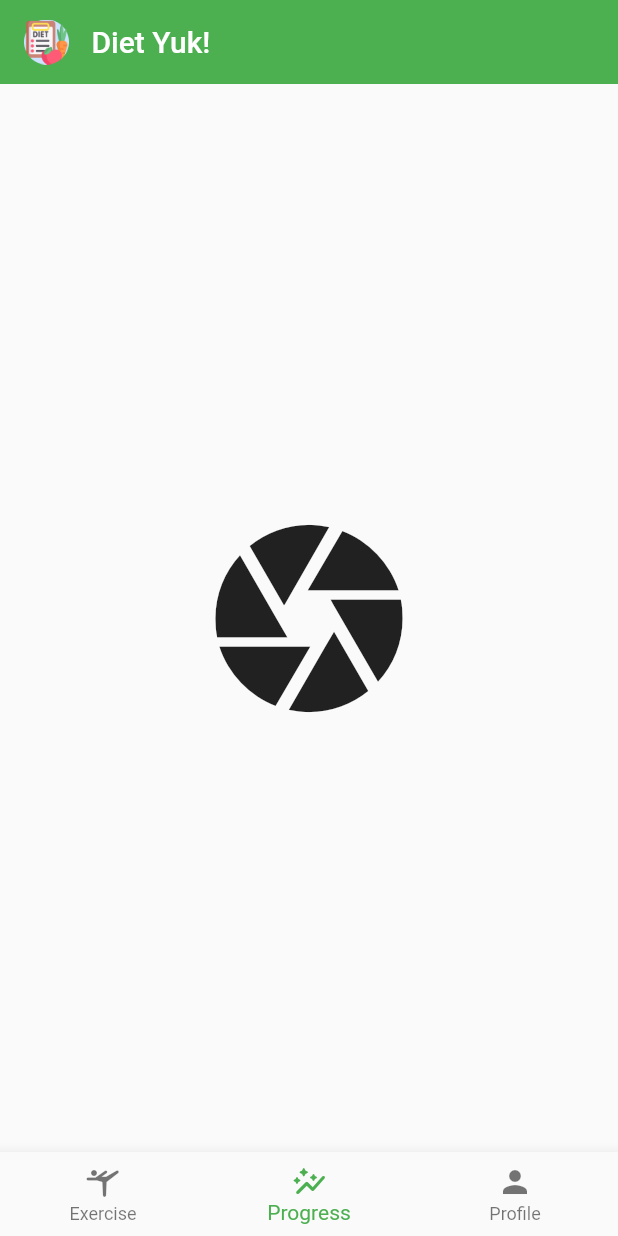
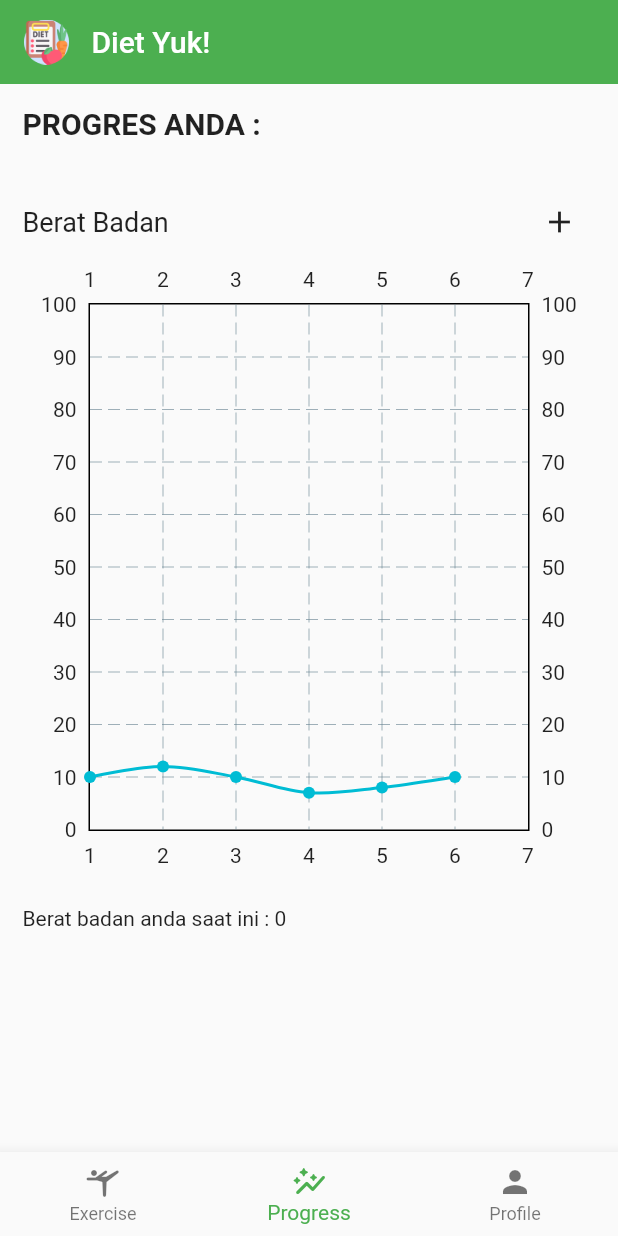
Before and after one commit to wshena/ProyekAkhir-PemMob-DietYuk, a Flutter app: the MainPage screen opened directly, item 2 of the bottom bar chosen, on a phone screen of 412 x 824 dp. Run offline on Flutter 3.47's test engine with Material 2 defaults, Android fonts, the phone set to English and light mode, and no system bars; drawn by our look-alikes of fl_chart; our stand-ins replace getwidget, hive, hive_flutter; missing offline and left inert: footer; accounts and stored records are empty.

Commit message:
tambahan untuk UInya, tp logikanya masih menemukan error

```diff
--- /dev/null
+++ b/lib/pages/doingOlahraga/progressPage.dart
@@ -0,0 +1,137 @@
+// ignore: file_names
+
+import 'package:flutter/material.dart';
+import 'package:fl_chart/fl_chart.dart';
+
+class ProgressPage extends StatefulWidget {
+  const ProgressPage({super.key});
+
+  @override
+  State<ProgressPage> createState() => _ProgressPageState();
+}
+
+List<LineChartBarData> lineChartBarData = [
+  LineChartBarData(isCurved: true, spots: [
+    const FlSpot(1, 10),
+    const FlSpot(2, 12),
+    const FlSpot(3, 10),
+    const FlSpot(4, 7),
+    const FlSpot(5, 8),
+    const FlSpot(6, 10),
+  ])
+];
+
+TextEditingController conBerat = TextEditingController();
+TextEditingController conHari = TextEditingController();
+
+String beratBadan = '0';
+String hariKe = '0';
+
+class _ProgressPageState extends State<ProgressPage> {
+  void setBeratBadan() {
+    setState(() {
+      beratBadan = conBerat.text;
+      hariKe = conHari.text;
+    });
+  }
+
+  @override
+  Widget build(BuildContext context) {
+    double width = MediaQuery.of(context).size.width;
+    double height = MediaQuery.of(context).size.height;
+
+    return Scaffold(
+      body: SingleChildScrollView(
+          padding: const EdgeInsets.all(15),
+          child: Column(
+            crossAxisAlignment: CrossAxisAlignment.start,
+            children: [
+              const Text(
+                "PROGRES ANDA : ",
+                style: TextStyle(fontWeight: FontWeight.bold, fontSize: 20),
+              ),
+              const SizedBox(
+                height: 30,
+              ),
+              Row(
+                mainAxisAlignment: MainAxisAlignment.spaceBetween,
+                children: [
+                  const Text(
+                    "Berat Badan",
+                    style: TextStyle(fontSize: 18),
+                  ),
+                  IconButton(
+                      onPressed: () {
+                        ShowFormDialog(context);
+                        setBeratBadan();
+                      },
+                      icon: const Icon(Icons.add))
+                ],
+              ),
+              SizedBox(
+                width: width,
+                height: height * 0.5,
+                child: LineChart(LineChartData(
+                    minX: 1,
+                    minY: 0,
+                    maxX: 7,
+                    maxY: 100,
+                    lineBarsData: lineChartBarData)),
+              ),
+              const SizedBox(
+                height: 20,
+              ),
+              Text("Berat badan anda saat ini : $beratBadan")
+            ],
+          )),
+    );
+  }
+}
+
+// ignore: non_constant_identifier_names
+Future<void> ShowFormDialog(context) {
+  return showDialog(
+      context: context,
+      builder: (BuildContext context) {
+        return AlertDialog(
+          scrollable: true,
+          content: Padding(
+            padding: const EdgeInsets.all(8.0),
+            child: Form(
+              child: Column(
+                children: <Widget>[
+                  TextFormField(
+                    controller: conBerat,
+                    decoration: const InputDecoration(
+                      labelText: 'Berat Badan (kg)',
+                    ),
+                  ),
+                  TextFormField(
+                    controller: conHari,
+                    decoration: const InputDecoration(
+                      labelText: 'Hari ke : ',
+                    ),
+                  ),
+                ],
+              ),
+            ),
+          ),
+          actions: [
+            TextButton(
+                child: const Text("Simpan"),
+                onPressed: () {
+                  beratBadan = conBerat.text;
+                  hariKe = conHari.text;
+                  Navigator.pop(context);
+                }),
+            TextButton(
+                onPressed: () {
+                  Navigator.pop(context);
+                  conBerat.text = '';
+                  conHari.text = '';
+                },
+                child: const Text("Batal"))
+          ],
+        );
+      });
+}
--- a/lib/pages/main_page.dart
+++ b/lib/pages/main_page.dart
@@ -1,4 +1,5 @@
 import 'package:flutter/material.dart';
+import 'package:uas_mob/pages/doingOlahraga/progressPage.dart';
 import 'package:uas_mob/pages/exercisePage.dart';
 import 'package:uas_mob/pages/profile_page.dart';
 
@@ -15,10 +16,7 @@ class _MainPageState extends State<MainPage> {
   // content
   static const List<Widget> _pages = <Widget>[
     ExercisePage(),
-    Icon(
-      Icons.camera,
-      size: 150,
-    ),
+    ProgressPage(),
     ProfilePage()
     // Icon(
     //   Icons.chat,
--- a/pubspec.yaml
+++ b/pubspec.yaml
@@ -35,6 +35,7 @@ dependencies:
   getwidget: ^2.0.4
   hive:
   hive_flutter:
+  fl_chart:
 
   # The following adds the Cupertino Icons font to your application.
   # Use with the CupertinoIcons class for iOS style icons.
```
Also changed, not shown: lib/data/models/olahraga_model.dart (added, +17 -0 lines), lib/data/olahraga.json (added, +28 -0 lines), lib/pages/doingOlahraga/doingOlahragaLanjutan.dart (added, +134 -0 lines), lib/pages/doingOlahraga/doingOlahragaMenengah.dart (added, +131 -0 lines), lib/pages/doingOlahraga/doingOlahragaPemula.dart (added, +128 -0 lines), lib/pages/exercisePage.dart (+0 -32 lines), lib/pages/lanjutanPage.dart (+9 -3 lines), lib/pages/menengahPage.dart (+8 -2 lines), lib/pages/pemulaPage.dart (+11 -5 lines), lib/pages/profile_page.dart (+8 -14 lines), assets/images/Rectangle 51.png (added), assets/images/Rectangle 52.png (added), assets/images/Rectangle 53.png (added), assets/images/exercise1.jpg (added), 3 more files.
